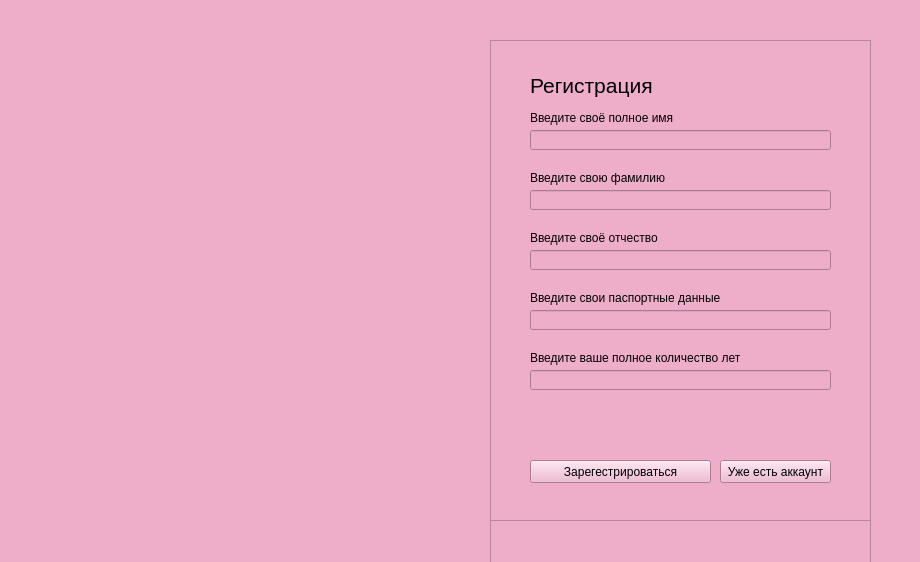
Above: registrationWindow.ui from taishakutenn/TTbank before the change. Below: the same form after it.
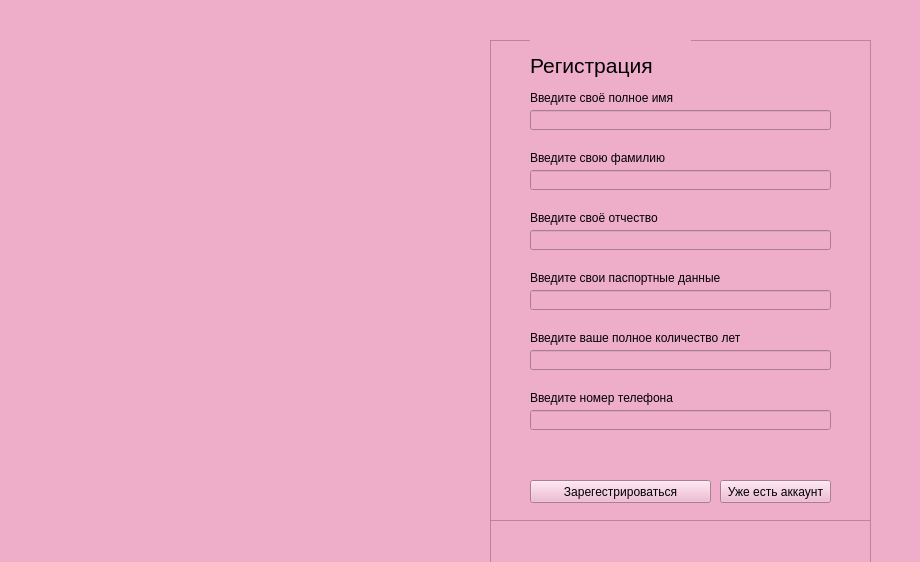
That is the form after the change. Icons and pictures are not drawn.

Diff of the .ui file:
```diff
--- a/registrationWindow.ui
+++ b/registrationWindow.ui
@@ -109,7 +109,7 @@
      <property name="geometry">
       <rect>
        <x>40</x>
-       <y>20</y>
+       <y>0</y>
        <width>161</width>
        <height>51</height>
       </rect>
@@ -134,7 +134,7 @@
      <property name="geometry">
       <rect>
        <x>40</x>
-       <y>130</y>
+       <y>110</y>
        <width>191</width>
        <height>16</height>
       </rect>
@@ -150,7 +150,7 @@
      <property name="geometry">
       <rect>
        <x>40</x>
-       <y>70</y>
+       <y>50</y>
        <width>191</width>
        <height>16</height>
       </rect>
@@ -166,7 +166,7 @@
      <property name="geometry">
       <rect>
        <x>40</x>
-       <y>190</y>
+       <y>170</y>
        <width>191</width>
        <height>16</height>
       </rect>
@@ -183,7 +183,7 @@
      <property name="geometry">
       <rect>
        <x>40</x>
-       <y>250</y>
+       <y>230</y>
        <width>191</width>
        <height>16</height>
       </rect>
@@ -199,7 +199,7 @@
      <property name="geometry">
       <rect>
        <x>40</x>
-       <y>310</y>
+       <y>290</y>
        <width>211</width>
        <height>16</height>
       </rect>
@@ -215,7 +215,7 @@
      <property name="geometry">
       <rect>
        <x>40</x>
-       <y>90</y>
+       <y>70</y>
        <width>301</width>
        <height>20</height>
       </rect>
@@ -225,7 +225,7 @@
      <property name="geometry">
       <rect>
        <x>40</x>
-       <y>150</y>
+       <y>130</y>
        <width>301</width>
        <height>20</height>
       </rect>
@@ -235,7 +235,7 @@
      <property name="geometry">
       <rect>
        <x>40</x>
-       <y>210</y>
+       <y>190</y>
        <width>301</width>
        <height>20</height>
       </rect>
@@ -245,7 +245,7 @@
      <property name="geometry">
       <rect>
        <x>40</x>
-       <y>270</y>
+       <y>250</y>
        <width>301</width>
        <height>20</height>
       </rect>
@@ -255,7 +255,7 @@
      <property name="geometry">
       <rect>
        <x>40</x>
-       <y>330</y>
+       <y>310</y>
        <width>301</width>
        <height>20</height>
       </rect>
@@ -265,7 +265,7 @@
      <property name="geometry">
       <rect>
        <x>40</x>
-       <y>420</y>
+       <y>440</y>
        <width>181</width>
        <height>23</height>
       </rect>
@@ -286,7 +286,7 @@
      <property name="geometry">
       <rect>
        <x>230</x>
-       <y>420</y>
+       <y>440</y>
        <width>111</width>
        <height>23</height>
       </rect>
@@ -307,7 +307,7 @@
      <property name="geometry">
       <rect>
        <x>40</x>
-       <y>370</y>
+       <y>400</y>
        <width>301</width>
        <height>20</height>
       </rect>
@@ -319,6 +319,32 @@
       <string/>
      </property>
     </widget>
+    <widget class="QLabel" name="ageRegLabel_2">
+     <property name="geometry">
+      <rect>
+       <x>40</x>
+       <y>350</y>
+       <width>211</width>
+       <height>16</height>
+      </rect>
+     </property>
+     <property name="styleSheet">
+      <string notr="true">border: none;</string>
+     </property>
+     <property name="text">
+      <string>Введите номер телефона</string>
+     </property>
+    </widget>
+    <widget class="QLineEdit" name="phoneNumberEdit">
+     <property name="geometry">
+      <rect>
+       <x>40</x>
+       <y>370</y>
+       <width>301</width>
+       <height>20</height>
+      </rect>
+     </property>
+    </widget>
    </widget>
    <widget class="QFrame" name="loginFrame">
     <property name="enabled">
```
